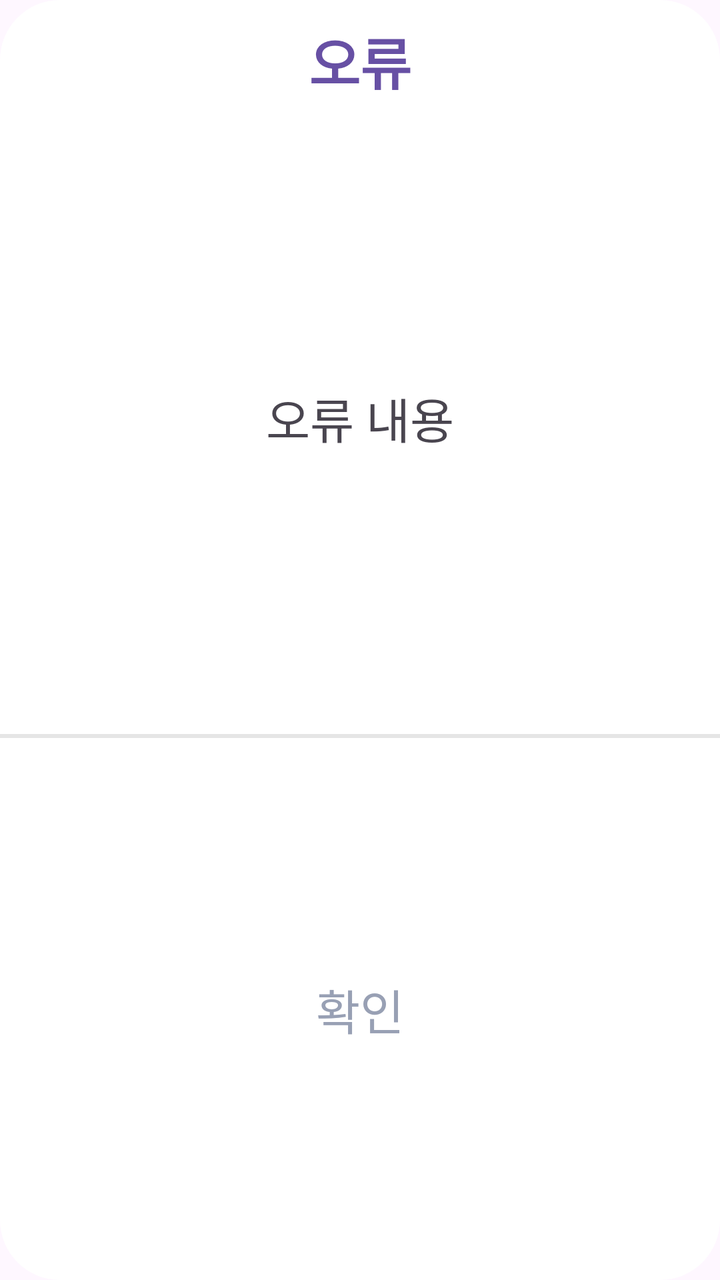
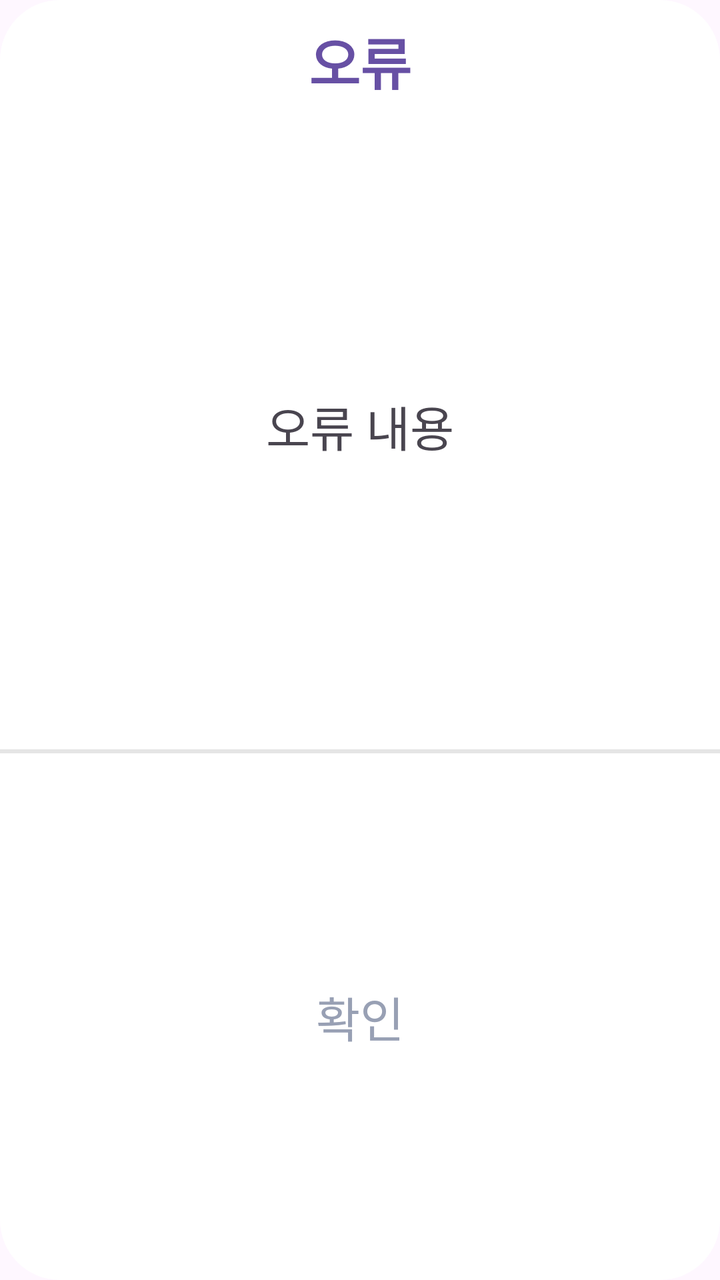

Two renders of the same Android screen: before a commit and after it. Below are the layout's source before the change and the commit's diff.
<!-- AndroidManifest.xml: application theme Theme.Reband -->
<!-- res/layout/error_dialog.xml -->
<?xml version="1.0" encoding="utf-8"?>
<androidx.constraintlayout.widget.ConstraintLayout xmlns:android="http://schemas.android.com/apk/res/android"
    xmlns:app="http://schemas.android.com/apk/res-auto"
    android:layout_width="300dp"
    android:layout_height="wrap_content"
    android:background="@drawable/round_corner_dialog_bg">

    <androidx.appcompat.widget.AppCompatTextView
        android:id="@+id/tv_error_dialog_title"
        android:layout_width="wrap_content"
        android:layout_height="wrap_content"
        android:layout_marginTop="10dp"
        android:text="오류"
        android:textColor="@color/mainThemeColor"
        android:textSize="28dp"
        android:textStyle="bold"
        app:layout_constraintEnd_toEndOf="parent"
        app:layout_constraintStart_toStartOf="parent"
        app:layout_constraintTop_toTopOf="parent" />

    <androidx.appcompat.widget.AppCompatTextView
        android:id="@+id/tv_error_dialog_content"
        android:layout_width="match_parent"
        android:layout_height="100dp"
        android:gravity="center"
        android:text="오류 내용"
        android:textSize="24dp"
        app:layout_constraintBottom_toTopOf="@id/div_line"
        app:layout_constraintEnd_toEndOf="parent"
        app:layout_constraintStart_toStartOf="parent"
        app:layout_constraintTop_toBottomOf="@id/tv_error_dialog_title" />

    <View
        android:id="@+id/div_line"
        android:layout_width="match_parent"
        android:layout_height="2dp"
        android:background="@color/grayLine"
        app:layout_constraintBottom_toTopOf="@id/tv_error_dialog_confirm"
        app:layout_constraintEnd_toEndOf="parent"
        app:layout_constraintStart_toStartOf="parent"
        app:layout_constraintTop_toBottomOf="@id/tv_error_dialog_content" />

    <androidx.appcompat.widget.AppCompatTextView
        android:id="@+id/tv_error_dialog_confirm"
        android:layout_width="0dp"
        android:layout_height="wrap_content"
        android:gravity="center"
        android:paddingHorizontal="90dp"
        android:text="확인"
        android:textColor="@color/grayText"
        android:paddingVertical="10dp"
        android:textSize="24dp"
        app:layout_constraintBottom_toBottomOf="parent"
        app:layout_constraintEnd_toEndOf="parent"
        app:layout_constraintStart_toStartOf="parent"
        app:layout_constraintTop_toBottomOf="@id/div_line" />

</androidx.constraintlayout.widget.ConstraintLayout>
<!-- resources referenced by this layout -->
<resources>
  <color name="grayLine">#E5E5E5</color>"
  <color name="grayText">#98A0B4</color>
  <color name="mainThemeColor">#6750A4</color>
  <!-- drawable round_corner_dialog_bg (drawable) -->
  <?xml version="1.0" encoding="utf-8"?>
  <shape xmlns:android="http://schemas.android.com/apk/res/android">
      <corners android:radius="30dp"/>
      <solid android:color="@color/white"/>
  
  </shape>
  <style name="Theme.Reband" parent="Base.Theme.Reband" />
  <color name="white">#FFFFFFFF</color>
  <style name="Base.Theme.Reband" parent="Theme.Material3.DayNight.NoActionBar">
          
          
      </style>
</resources>

<!-- the commit's change to res/layout/error_dialog.xml (unified diff, before → after) -->
@@ -1,8 +1,9 @@
 <?xml version="1.0" encoding="utf-8"?>
 <androidx.constraintlayout.widget.ConstraintLayout xmlns:android="http://schemas.android.com/apk/res/android"
     xmlns:app="http://schemas.android.com/apk/res-auto"
-    android:layout_width="300dp"
+    android:layout_width="match_parent"
     android:layout_height="wrap_content"
+    android:layout_marginHorizontal="50dp"
     android:background="@drawable/round_corner_dialog_bg">
 
     <androidx.appcompat.widget.AppCompatTextView
@@ -21,8 +22,10 @@
     <androidx.appcompat.widget.AppCompatTextView
         android:id="@+id/tv_error_dialog_content"
         android:layout_width="match_parent"
-        android:layout_height="100dp"
+        android:layout_height="wrap_content"
         android:gravity="center"
+        android:paddingHorizontal="20dp"
+        android:paddingVertical="40dp"
         android:text="오류 내용"
         android:textSize="24dp"
         app:layout_constraintBottom_toTopOf="@id/div_line"
@@ -46,9 +49,9 @@
         android:layout_height="wrap_content"
         android:gravity="center"
         android:paddingHorizontal="90dp"
+        android:paddingVertical="10dp"
         android:text="확인"
         android:textColor="@color/grayText"
-        android:paddingVertical="10dp"
         android:textSize="24dp"
         app:layout_constraintBottom_toBottomOf="parent"
         app:layout_constraintEnd_toEndOf="parent"
